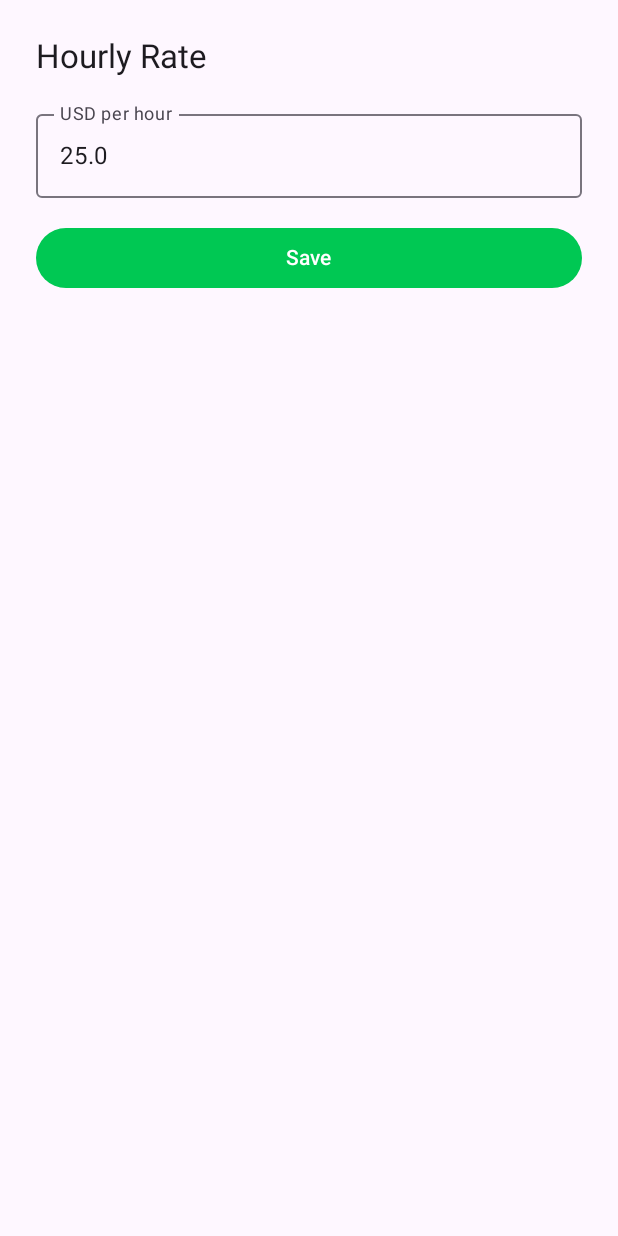
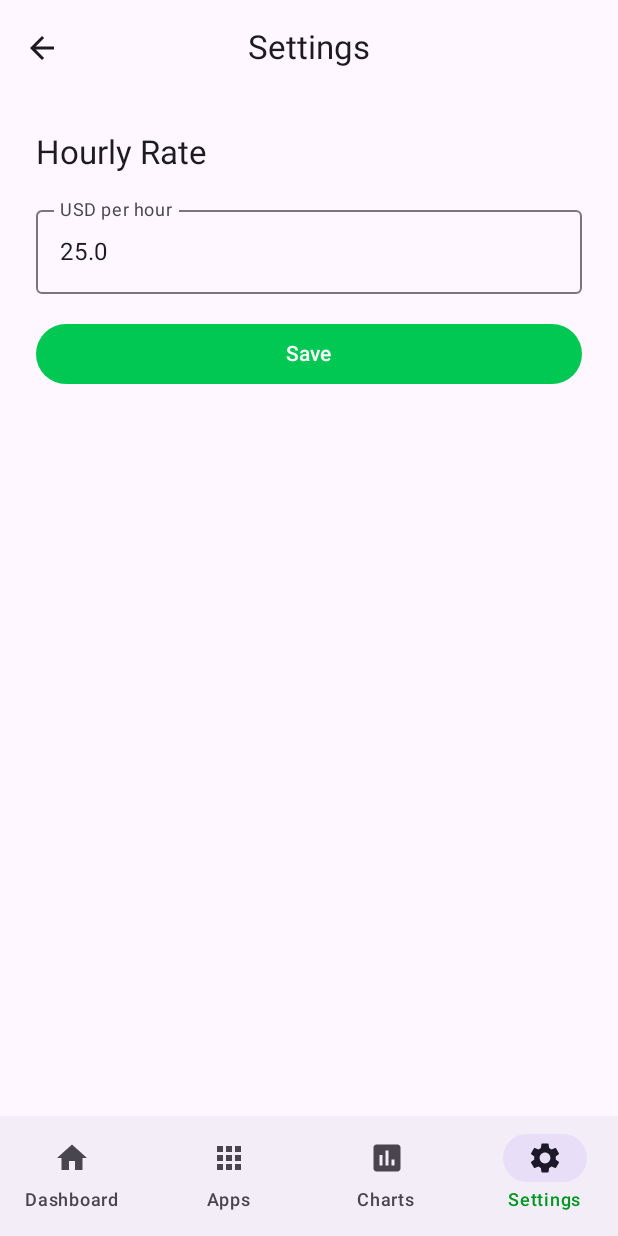
Before and after one commit to vigneshnagarajan93/Earnergy, an Android app built with Jetpack Compose: the SettingsScreen screen opened through its navigation route, on a phone screen of 412 x 824 dp. Run offline under Robolectric (Android 15) with nearby library versions, the phone set to English and light mode, and no system bars; our stand-ins replace Dagger/Hilt's generated code, Room's generated code.

Commit message:
Add EarnergyApp with bottom navigation and new screens

```diff
--- /dev/null
+++ b/app/src/main/java/com/earnergy/EarnergyApp.kt
@@ -0,0 +1,150 @@
+package com.earnergy
+
+import androidx.compose.foundation.layout.padding
+import androidx.compose.material.icons.Icons
+import androidx.compose.material.icons.filled.Apps
+import androidx.compose.material.icons.filled.Home
+import androidx.compose.material.icons.filled.InsertChart
+import androidx.compose.material.icons.filled.Settings
+import androidx.compose.material3.Icon
+import androidx.compose.material3.NavigationBar
+import androidx.compose.material3.NavigationBarItem
+import androidx.compose.material3.Scaffold
+import androidx.compose.material3.Text
+import androidx.compose.runtime.Composable
+import androidx.compose.runtime.getValue
+import androidx.compose.runtime.remember
+import androidx.compose.ui.Modifier
+import androidx.hilt.navigation.compose.hiltViewModel
+import androidx.lifecycle.compose.collectAsStateWithLifecycle
+import androidx.navigation.NavDestination.Companion.hierarchy
+import androidx.navigation.NavGraph.Companion.findStartDestination
+import androidx.navigation.compose.NavHost
+import androidx.navigation.compose.composable
+import androidx.navigation.compose.currentBackStackEntryAsState
+import androidx.navigation.compose.rememberNavController
+import androidx.compose.ui.graphics.vector.ImageVector
+import com.earnergy.core.ui.theme.EarnergyTheme
+import com.earnergy.ui.appclassification.AppClassificationScreen
+import com.earnergy.ui.appclassification.AppClassificationViewModel
+import com.earnergy.ui.charts.ChartsScreen
+import com.earnergy.ui.charts.ChartsViewModel
+import com.earnergy.ui.dashboard.DashboardScreen
+import com.earnergy.ui.dashboard.DashboardViewModel
+import com.earnergy.ui.settings.SettingsScreen
+import com.earnergy.ui.settings.SettingsViewModel
+
+@Composable
+fun EarnergyApp() {
+    EarnergyTheme {
+        val navController = rememberNavController()
+        val destinations = remember {
+            listOf(
+                EarnergyDestination(
+                    route = EarnergyRoutes.Dashboard,
+                    label = "Dashboard",
+                    icon = Icons.Filled.Home
+                ),
+                EarnergyDestination(
+                    route = EarnergyRoutes.AppsClassification,
+                    label = "Apps",
+                    icon = Icons.Filled.Apps
+                ),
+                EarnergyDestination(
+                    route = EarnergyRoutes.Charts,
+                    label = "Charts",
+                    icon = Icons.Filled.InsertChart
+                ),
+                EarnergyDestination(
+                    route = EarnergyRoutes.Settings,
+                    label = "Settings",
+                    icon = Icons.Filled.Settings
+                )
+            )
+        }
+        val navBackStackEntry by navController.currentBackStackEntryAsState()
+        val currentDestination = navBackStackEntry?.destination
+
+        Scaffold(
+            bottomBar = {
+                NavigationBar {
+                    destinations.forEach { destination ->
+                        val selected = currentDestination?.hierarchy?.any { it.route == destination.route } == true
+                        NavigationBarItem(
+                            selected = selected,
+                            onClick = {
+                                navController.navigate(destination.route) {
+                                    popUpTo(navController.graph.findStartDestination().id) {
+                                        saveState = true
+                                    }
+                                    launchSingleTop = true
+                                    restoreState = true
+                                }
+                            },
+                            icon = { Icon(imageVector = destination.icon, contentDescription = destination.label) },
+                            label = { Text(text = destination.label) }
+                        )
+                    }
+                }
+            }
+        ) { innerPadding ->
+            NavHost(
+                navController = navController,
+                startDestination = EarnergyRoutes.Dashboard,
+                modifier = Modifier.padding(innerPadding)
+            ) {
+                composable(EarnergyRoutes.Dashboard) {
+                    val viewModel: DashboardViewModel = hiltViewModel()
+                    val uiState by viewModel.uiState.collectAsStateWithLifecycle()
+                    DashboardScreen(
+                        uiState = uiState,
+                        onOpenAppsClassification = { navController.navigate(EarnergyRoutes.AppsClassification) },
+                        onOpenCharts = { navController.navigate(EarnergyRoutes.Charts) },
+                        onOpenSettings = { navController.navigate(EarnergyRoutes.Settings) },
+                        onRefresh = { viewModel.refresh() }
+                    )
+                }
+                composable(EarnergyRoutes.AppsClassification) {
+                    val viewModel: AppClassificationViewModel = hiltViewModel()
+                    val uiState by viewModel.uiState.collectAsStateWithLifecycle()
+                    AppClassificationScreen(
+                        uiState = uiState,
+                        onRoleChanged = viewModel::onRoleChanged,
+                        onBack = { navController.popBackStack() }
+                    )
+                }
+                composable(EarnergyRoutes.Charts) {
+                    val viewModel: ChartsViewModel = hiltViewModel()
+                    val uiState by viewModel.uiState.collectAsStateWithLifecycle()
+                    ChartsScreen(
+                        uiState = uiState,
+                        onBack = { navController.popBackStack() }
+                    )
+                }
+                composable(EarnergyRoutes.Settings) {
+                    val viewModel: SettingsViewModel = hiltViewModel()
+                    val uiState by viewModel.uiState.collectAsStateWithLifecycle()
+                    SettingsScreen(
+                        state = uiState,
+                        onHourlyRateChanged = viewModel::onHourlyRateChanged,
+                        onSaveClicked = viewModel::onSaveClicked,
+                        onBack = { navController.popBackStack() }
+                    )
+                }
+            }
+        }
+    }
+}
+
+private data class EarnergyDestination(
+    val route: String,
+    val label: String,
+    val icon: ImageVector
+)
+
+private object EarnergyRoutes {
+    const val Dashboard = "dashboard"
+    const val AppsClassification = "apps_classification"
+    const val Charts = "charts"
+    const val Settings = "settings"
+}
--- a/app/src/main/java/com/earnergy/MainActivity.kt
+++ b/app/src/main/java/com/earnergy/MainActivity.kt
@@ -3,9 +3,8 @@ package com.earnergy
 import android.os.Bundle
 import androidx.activity.ComponentActivity
 import androidx.activity.compose.setContent
+import androidx.compose.material3.MaterialTheme
 import androidx.compose.material3.Surface
-import androidx.compose.material3.MaterialTheme
-import com.earnergy.navigation.EarnergyNavHost
 import com.earnergy.core.ui.theme.EarnergyTheme
 import dagger.hilt.android.AndroidEntryPoint
 
@@ -16,7 +15,7 @@ class MainActivity : ComponentActivity() {
         setContent {
             EarnergyTheme {
                 Surface(color = MaterialTheme.colorScheme.background) {
-                    EarnergyNavHost()
+                    EarnergyApp()
                 }
             }
         }
--- a/app/src/main/java/com/earnergy/navigation/EarnergyNavHost.kt
+++ /dev/null
@@ -1,61 +0,0 @@
-package com.earnergy.navigation
-
-import android.content.Intent
-import android.provider.Settings
-import androidx.compose.runtime.Composable
-import androidx.compose.runtime.getValue
-import androidx.compose.ui.platform.LocalContext
-import androidx.hilt.navigation.compose.hiltViewModel
-import androidx.lifecycle.compose.collectAsStateWithLifecycle
-import androidx.navigation.compose.NavHost
-import androidx.navigation.compose.composable
-import androidx.navigation.compose.rememberNavController
-import com.earnergy.ui.dashboard.DashboardScreen
-import com.earnergy.ui.dashboard.DashboardViewModel
-import com.earnergy.ui.onboarding.OnboardingScreen
-import com.earnergy.ui.settings.SettingsScreen
-import com.earnergy.ui.settings.SettingsViewModel
-
-object Destinations {
-    const val Onboarding = "onboarding"
-    const val Dashboard = "dashboard"
-    const val Settings = "settings"
-}
-
-@Composable
-fun EarnergyNavHost() {
-    val navController = rememberNavController()
-    NavHost(navController = navController, startDestination = Destinations.Onboarding) {
-        composable(Destinations.Onboarding) {
-            val context = LocalContext.current
-            OnboardingScreen(
-                onRequestUsageAccess = {
-                    context.startActivity(Intent(Settings.ACTION_USAGE_ACCESS_SETTINGS))
-                },
-                onContinue = {
-                    navController.navigate(Destinations.Dashboard) {
-                        popUpTo(Destinations.Onboarding) { inclusive = true }
-                    }
-                }
-            )
-        }
-        composable(Destinations.Dashboard) {
-            val viewModel: DashboardViewModel = hiltViewModel()
-            val state by viewModel.uiState.collectAsStateWithLifecycle()
-            DashboardScreen(
-                state = state,
-                onRefresh = { viewModel.refreshNow() },
-                onOpenSettings = { navController.navigate(Destinations.Settings) }
-            )
-        }
-        composable(Destinations.Settings) {
-            val viewModel: SettingsViewModel = hiltViewModel()
-            val state by viewModel.uiState.collectAsStateWithLifecycle()
-            SettingsScreen(
-                state = state,
-                onRateChange = viewModel::onHourlyRateChange,
-                onSave = viewModel::saveRate
-            )
-        }
-    }
-}
--- a/app/src/main/java/com/earnergy/ui/dashboard/DashboardScreen.kt
+++ b/app/src/main/java/com/earnergy/ui/dashboard/DashboardScreen.kt
@@ -20,9 +20,11 @@ import androidx.compose.ui.unit.dp
 
 @Composable
 fun DashboardScreen(
-    state: DashboardUiState,
-    onRefresh: () -> Unit,
-    onOpenSettings: () -> Unit
+    uiState: DashboardUiState,
+    onOpenAppsClassification: () -> Unit,
+    onOpenCharts: () -> Unit,
+    onOpenSettings: () -> Unit,
+    onRefresh: () -> Unit
 ) {
     Column(
         modifier = Modifier
@@ -35,10 +37,10 @@ fun DashboardScreen(
             style = MaterialTheme.typography.headlineSmall,
             fontWeight = FontWeight.Bold
         )
-        UsageSummaryCard(state)
-        EarningsCard(state)
+        UsageSummaryCard(uiState)
+        EarningsCard(uiState)
         Spacer(modifier = Modifier.weight(1f))
-        if (state.isRefreshing) {
+        if (uiState.isRefreshing) {
             Row(
                 modifier = Modifier.fillMaxWidth(),
                 horizontalArrangement = Arrangement.Center
@@ -51,6 +53,18 @@ fun DashboardScreen(
             onClick = onRefresh
         ) {
             Text("Refresh Usage")
+        }
+        Button(
+            modifier = Modifier.fillMaxWidth(),
+            onClick = onOpenAppsClassification
+        ) {
+            Text("Manage App Roles")
+        }
+        Button(
+            modifier = Modifier.fillMaxWidth(),
+            onClick = onOpenCharts
+        ) {
+            Text("View Charts")
         }
         Button(
             modifier = Modifier.fillMaxWidth(),
--- a/app/src/main/java/com/earnergy/ui/dashboard/DashboardViewModel.kt
+++ b/app/src/main/java/com/earnergy/ui/dashboard/DashboardViewModel.kt
@@ -42,6 +42,10 @@ class DashboardViewModel @Inject constructor(
 
     init {
         observeDaySummary()
+        refreshNow()
+    }
+
+    fun refresh() {
         refreshNow()
     }
 
--- a/app/src/main/java/com/earnergy/ui/settings/SettingsScreen.kt
+++ b/app/src/main/java/com/earnergy/ui/settings/SettingsScreen.kt
@@ -6,22 +6,46 @@ import androidx.compose.foundation.layout.fillMaxWidth
 import androidx.compose.foundation.layout.padding
 import androidx.compose.foundation.text.KeyboardOptions
 import androidx.compose.material3.Button
+import androidx.compose.material3.CenterAlignedTopAppBar
 import androidx.compose.material3.MaterialTheme
 import androidx.compose.material3.OutlinedTextField
 import androidx.compose.material3.Text
+import androidx.compose.material3.TopAppBarDefaults
 import androidx.compose.runtime.Composable
 import androidx.compose.ui.Modifier
 import androidx.compose.ui.text.input.KeyboardType
 import androidx.compose.ui.unit.dp
+import androidx.compose.material3.Icon
+import androidx.compose.material3.IconButton
+import androidx.compose.material3.Scaffold
+import androidx.compose.material.icons.Icons
+import androidx.compose.material.icons.filled.ArrowBack
 
 @Composable
 fun SettingsScreen(
     state: SettingsUiState,
-    onRateChange: (String) -> Unit,
-    onSave: () -> Unit
+    onHourlyRateChanged: (String) -> Unit,
+    onSaveClicked: () -> Unit,
+    onBack: () -> Unit
 ) {
+    Scaffold(
+        topBar = {
+            CenterAlignedTopAppBar(
+                title = { Text(text = "Settings") },
+                navigationIcon = {
+                    IconButton(onClick = onBack) {
+                        Icon(imageVector = Icons.Filled.ArrowBack, contentDescription = "Back")
+                    }
+                },
+                colors = TopAppBarDefaults.centerAlignedTopAppBarColors(
+                    containerColor = MaterialTheme.colorScheme.surface
+                )
+            )
+        }
+    ) { innerPadding ->
         Column(
             modifier = Modifier
+                .padding(innerPadding)
                 .padding(24.dp),
             verticalArrangement = Arrangement.spacedBy(16.dp)
         ) {
@@ -32,7 +56,7 @@ fun SettingsScreen(
             OutlinedTextField(
                 modifier = Modifier.fillMaxWidth(),
                 value = state.hourlyRateInput,
-            onValueChange = onRateChange,
+                onValueChange = onHourlyRateChanged,
                 label = { Text("USD per hour") },
                 keyboardOptions = KeyboardOptions(keyboardType = KeyboardType.Decimal),
                 singleLine = true
@@ -42,10 +66,11 @@ fun SettingsScreen(
             }
             Button(
                 modifier = Modifier.fillMaxWidth(),
-            onClick = onSave,
+                onClick = onSaveClicked,
                 enabled = !state.isSaving
             ) {
                 Text("Save")
             }
         }
     }
+}
--- a/app/src/main/java/com/earnergy/ui/settings/SettingsViewModel.kt
+++ b/app/src/main/java/com/earnergy/ui/settings/SettingsViewModel.kt
@@ -32,11 +32,11 @@ class SettingsViewModel @Inject constructor(
         }
     }
 
-    fun onHourlyRateChange(value: String) {
+    fun onHourlyRateChanged(value: String) {
         _uiState.update { it.copy(hourlyRateInput = value) }
     }
 
-    fun saveRate() {
+    fun onSaveClicked() {
         val input = _uiState.value.hourlyRateInput.trim()
         val value = input.toDoubleOrNull()
         if (value == null || value < 0) {
```
Also changed, not shown: app/src/main/java/com/earnergy/ui/appclassification/AppClassificationScreen.kt (added, +131 -0 lines), app/src/main/java/com/earnergy/ui/appclassification/AppClassificationViewModel.kt (added, +75 -0 lines), app/src/main/java/com/earnergy/ui/charts/ChartsScreen.kt (added, +105 -0 lines), app/src/main/java/com/earnergy/ui/charts/ChartsViewModel.kt (added, +24 -0 lines). Lines whose indentation alone changed are shown as unchanged.
